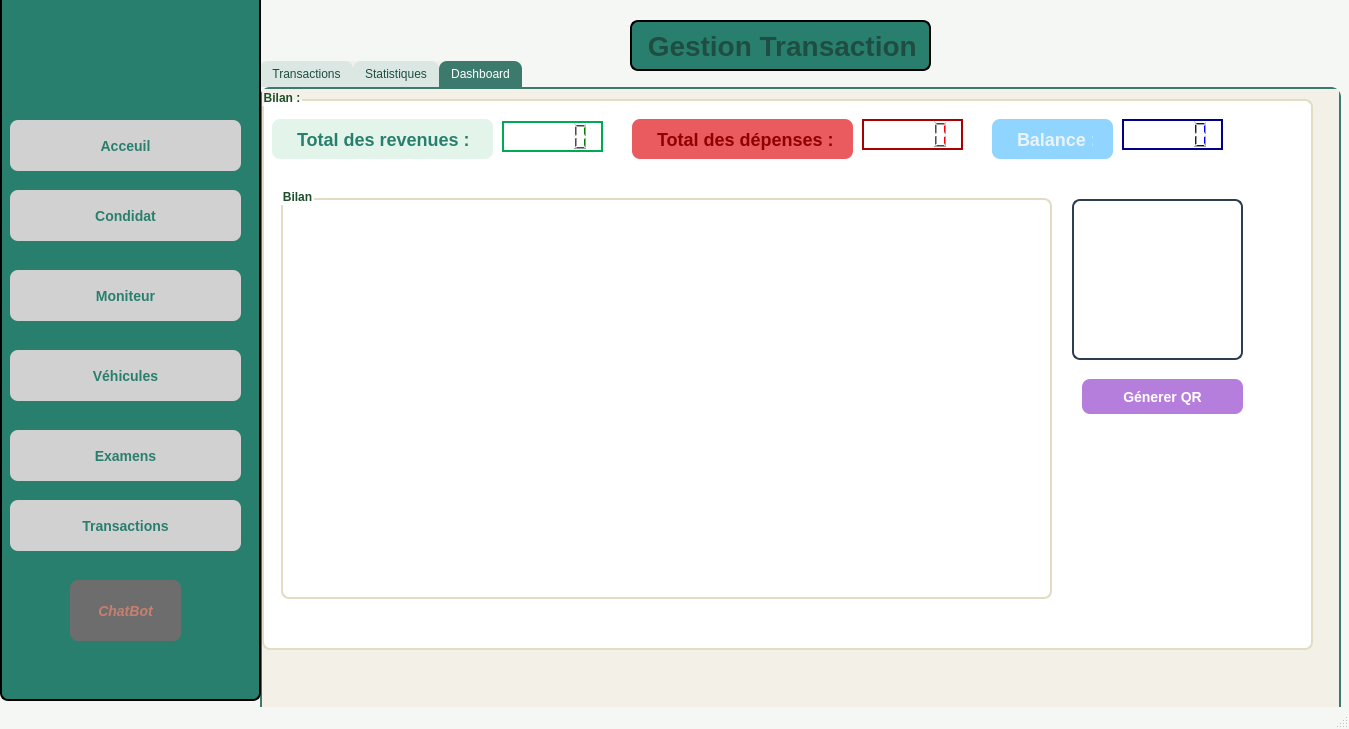
Esprit-UP-Algo/projetcpp-2a25-s1-smart-driving-school, file mainwindow.ui: the form before one commit.
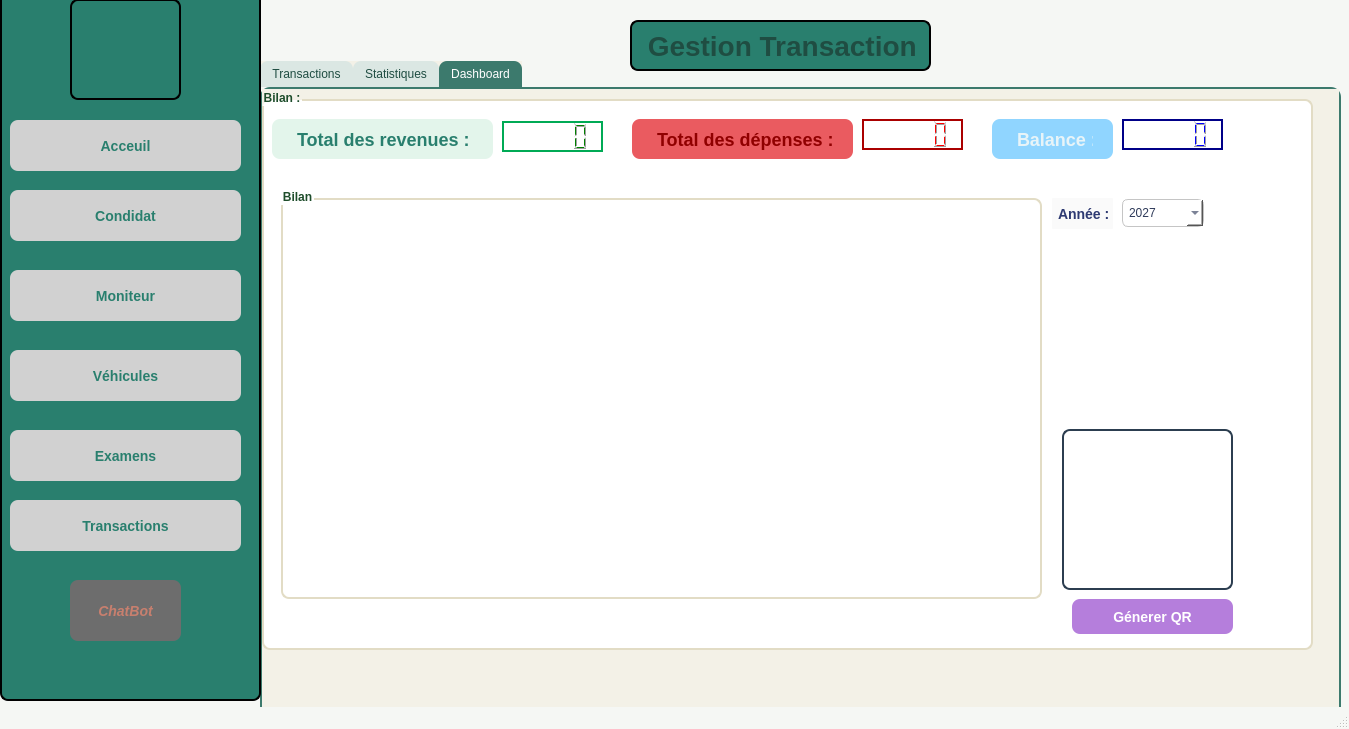
The form after the commit. The open tabs and pages were chosen to show the change. Icons and pictures are not drawn.

```diff
--- a/mainwindow.ui
+++ b/mainwindow.ui
@@ -1014,7 +1014,7 @@
         <rect>
          <x>19</x>
          <y>99</y>
-         <width>771</width>
+         <width>761</width>
          <height>411</height>
         </rect>
        </property>
@@ -1139,8 +1139,8 @@
       <widget class="QLabel" name="labelQrDashboard">
        <property name="geometry">
         <rect>
-         <x>810</x>
-         <y>110</y>
+         <x>800</x>
+         <y>340</y>
          <width>171</width>
          <height>161</height>
         </rect>
@@ -1160,8 +1160,8 @@
       <widget class="QPushButton" name="btnGenerateQr">
        <property name="geometry">
         <rect>
-         <x>820</x>
-         <y>290</y>
+         <x>810</x>
+         <y>510</y>
          <width>161</width>
          <height>35</height>
         </rect>
@@ -1193,6 +1193,47 @@
         <iconset theme="QIcon::ThemeIcon::ZoomFitBest"/>
        </property>
       </widget>
+      <widget class="QLabel" name="anne">
+       <property name="geometry">
+        <rect>
+         <x>790</x>
+         <y>109</y>
+         <width>61</width>
+         <height>31</height>
+        </rect>
+       </property>
+       <property name="styleSheet">
+        <string notr="true">QLabel {
+    /* normal state */
+	background-color:rgb(250,250, 250);
+    color:rgb(46, 58, 114);
+    border: none;
+    border-radius: 1px;
+    padding: 2px 2px;
+    font-size: 14px;
+    font-weight: bold;
+}
+</string>
+       </property>
+       <property name="text">
+        <string>Année :</string>
+       </property>
+      </widget>
+      <widget class="QComboBox" name="comboYear">
+       <property name="geometry">
+        <rect>
+         <x>860</x>
+         <y>110</y>
+         <width>82</width>
+         <height>28</height>
+        </rect>
+       </property>
+       <item>
+        <property name="text">
+         <string>2027</string>
+        </property>
+       </item>
+      </widget>
      </widget>
     </widget>
    </widget>
@@ -1436,6 +1477,19 @@
 background-size: contain;
 </string>
      </property>
+     <widget class="QLabel" name="logoLabel">
+      <property name="geometry">
+       <rect>
+        <x>0</x>
+        <y>-1</y>
+        <width>111</width>
+        <height>101</height>
+       </rect>
+      </property>
+      <property name="text">
+       <string/>
+      </property>
+     </widget>
     </widget>
     <widget class="QPushButton" name="chatButton">
      <property name="geometry">
```
Left out of the diff: 8 changed lines with no effect on the pictures.
